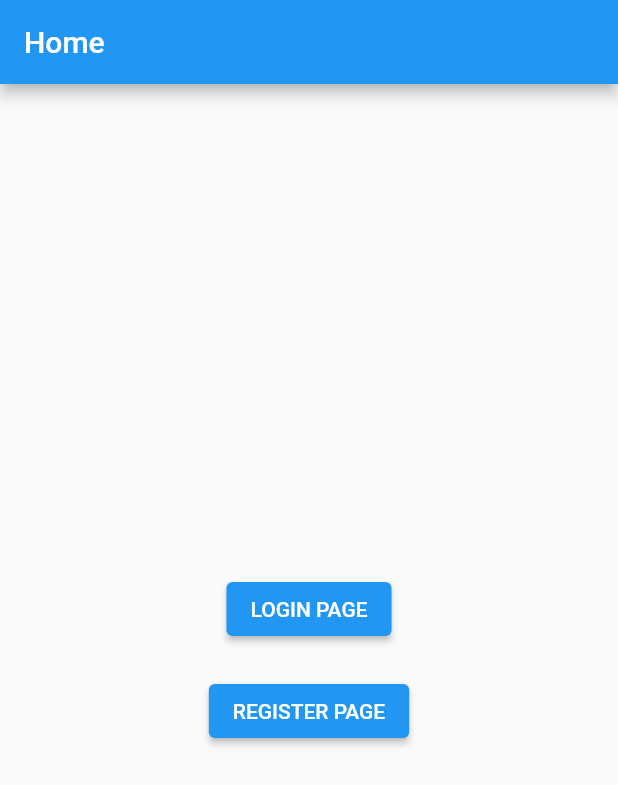
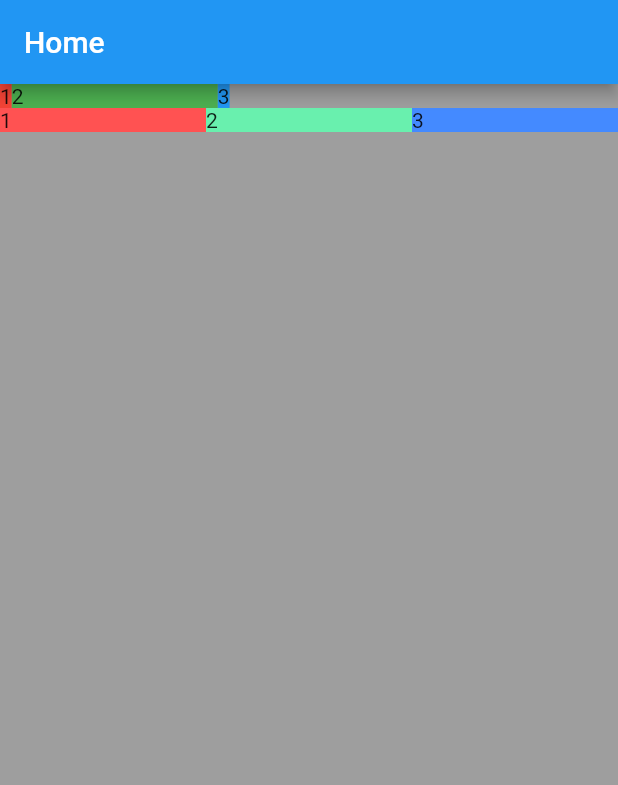
Before and after one commit to adicomdotir/widget_test_prctice, a Flutter app: the screen it shows after launch, on a phone screen of 412 x 824 dp. Shown: the top 785 px of the screen. Run offline on Flutter 3.47's test engine with Material 2 defaults, Android fonts, the phone set to English and light mode, and no system bars; our stand-ins replace bloc, card_swiper, equatable, flutter_bloc, flutter_svg, get_it and 4 more; accounts and stored records are empty.

Commit message:
WP: flexible vs expanded wigets

```diff
--- a/lib/main.dart
+++ b/lib/main.dart
@@ -22,36 +22,7 @@ final routeGenerate = {
   AppRoutes.register: (context) => const RegisterPage(),
 };
 
-class User {
-  final int id;
-  final String name;
-
-  User(this.id, this.name) {
-    'Constructor Called'.log();
-  }
-
-  @override
-  String toString() {
-    return 'User (id: $id, name: $name)';
-  }
-}
-
 void main() {
-  'Main Function Running'.log();
-  // sl.registerFactory<User>(() {
-  //   final id = Random().nextInt(8999) + 1000;
-  //   return User(id, 'User$id');
-  // });
-  sl.registerLazySingleton<User>(() {
-    return User(1, 'User1');
-  });
-
-  'User logging section'.log();
-  for (var i = 0; i < 10; i++) {
-    final user = sl<User>();
-    user.log();
-  }
-
   runApp(
     MaterialApp(
       debugShowCheckedModeBanner: false,
@@ -68,37 +39,61 @@ class HomePage extends StatelessWidget {
   const HomePage({Key? key}) : super(key: key);
   @override
   Widget build(BuildContext context) {
+    Size size = MediaQuery.of(context).size;
+    print(size);
+    print(AppBar().preferredSize.height);
+    print(MediaQuery.of(context).padding);
     return Scaffold(
       appBar: AppBar(
         title: const Text('Home'),
       ),
-      body: SizedBox(
+      body: SingleChildScrollView(
+        child: Container(
+          color: Colors.grey,
           width: MediaQuery.of(context).size.width,
-        height: MediaQuery.of(context).size.height,
+          height: MediaQuery.of(context).size.height -
+              AppBar().preferredSize.height -
+              MediaQuery.of(context).padding.top,
           child: Column(
-          mainAxisAlignment: MainAxisAlignment.center,
-          crossAxisAlignment: CrossAxisAlignment.center,
             children: [
-            ElevatedButton(
-              onPressed: () {
-                Navigator.pushNamed(context, AppRoutes.login);
-              },
-              child: Text(AppRoutes.login.toUpperCase()),
+              Row(
+                children: [
+                  Flexible(
+                    child: textWithContainer(Colors.red, '1'),
                   ),
-            const SizedBox(
-              height: 20.0,
+                  Flexible(
+                    child: textWithContainer(Colors.green, '2'),
+                    fit: FlexFit.tight,
                   ),
-            ElevatedButton(
-              onPressed: () {
-                Navigator.pushReplacementNamed(context, AppRoutes.register);
-              },
-              child: Text(AppRoutes.register.toUpperCase()),
+                  Flexible(
+                    child: textWithContainer(Colors.blue, '3'),
+                  ),
+                ],
+              ),
+              Row(
+                children: [
+                  Expanded(
+                    child: textWithContainer(Colors.redAccent, '1'),
+                  ),
+                  Expanded(
+                    child: textWithContainer(Colors.greenAccent, '2'),
+                  ),
+                  Expanded(
+                    child: textWithContainer(Colors.blueAccent, '3'),
+                  ),
+                ],
               ),
             ],
           ),
         ),
+      ),
     );
   }
+
+  Widget textWithContainer(Color color, String txt) => Container(
+        color: color,
+        child: Text(txt),
+      );
 }
 
 class LoginPage extends StatelessWidget {
@@ -110,7 +105,7 @@ class LoginPage extends StatelessWidget {
       appBar: AppBar(
         title: const Text('Login'),
       ),
-      body: const MyCustomForm(),
+      body: Container(),
     );
   }
 }
@@ -152,61 +147,3 @@ class RegisterPage extends StatelessWidget {
     );
   }
 }
-
-class MyCustomForm extends StatefulWidget {
-  const MyCustomForm({Key? key}) : super(key: key);
-
-  @override
-  MyCustomFormState createState() {
-    return MyCustomFormState();
-  }
-}
-
-class MyCustomFormState extends State<MyCustomForm> {
-  final _formKey = GlobalKey<FormState>();
-  @override
-  Widget build(BuildContext context) {
-// Build Form widget using the _formKey created
-    return Padding(
-      padding: const EdgeInsets.all(16.0),
-      child: Form(
-        key: _formKey,
-        child: Column(
-          crossAxisAlignment: CrossAxisAlignment.start,
-          children: <Widget>[
-            TextFormField(
-              decoration: const InputDecoration(
-                icon: Icon(Icons.person),
-                hintText: 'Enter name',
-                labelText: 'Name',
-              ),
-            ),
-            TextFormField(
-              decoration: const InputDecoration(
-                icon: Icon(Icons.phone),
-                hintText: 'Enter phone number',
-                labelText: 'Phone',
-              ),
-            ),
-            TextFormField(
-              decoration: const InputDecoration(
-                icon: Icon(Icons.calendar_today),
-                hintText: 'Enter date of birth',
-                labelText: 'DOB',
-              ),
-            ),
-            const SizedBox(
-              height: 16.0,
-            ),
-            Center(
-              child: ElevatedButton(
-                child: const Text('Submit'),
-                onPressed: () {},
-              ),
-            ),
-          ],
-        ),
-      ),
-    );
-  }
-}
```
Lines whose indentation alone changed are shown as unchanged.
